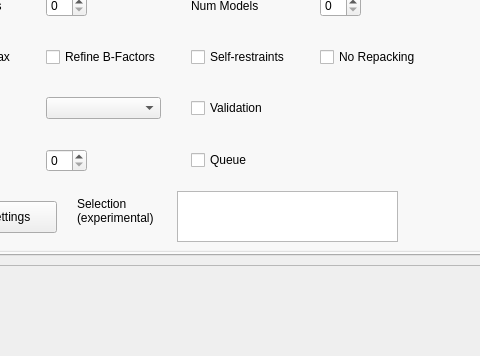
Qt form rosem/gui.ui (fmi-basel/RosEM) before a commit; both pictures show x 205 to 685 and y 375 to 731 of the 1045 by 731 pixel window.
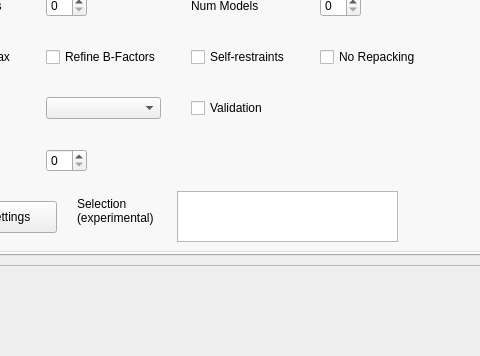
The same form after that commit.

```diff
--- a/rosem/gui.ui
+++ b/rosem/gui.ui
@@ -341,16 +341,6 @@
            </property>
           </widget>
          </item>
-         <item row="4" column="2">
-          <widget class="QCheckBox" name="chk_fastrelaxparams_queue">
-           <property name="toolTip">
-            <string>Use queueing system (experimental)</string>
-           </property>
-           <property name="text">
-            <string>Queue</string>
-           </property>
-          </widget>
-         </item>
          <item row="0" column="3">
           <widget class="QLineEdit" name="lei_fastrelaxparams_weight">
            <property name="sizePolicy">
```
